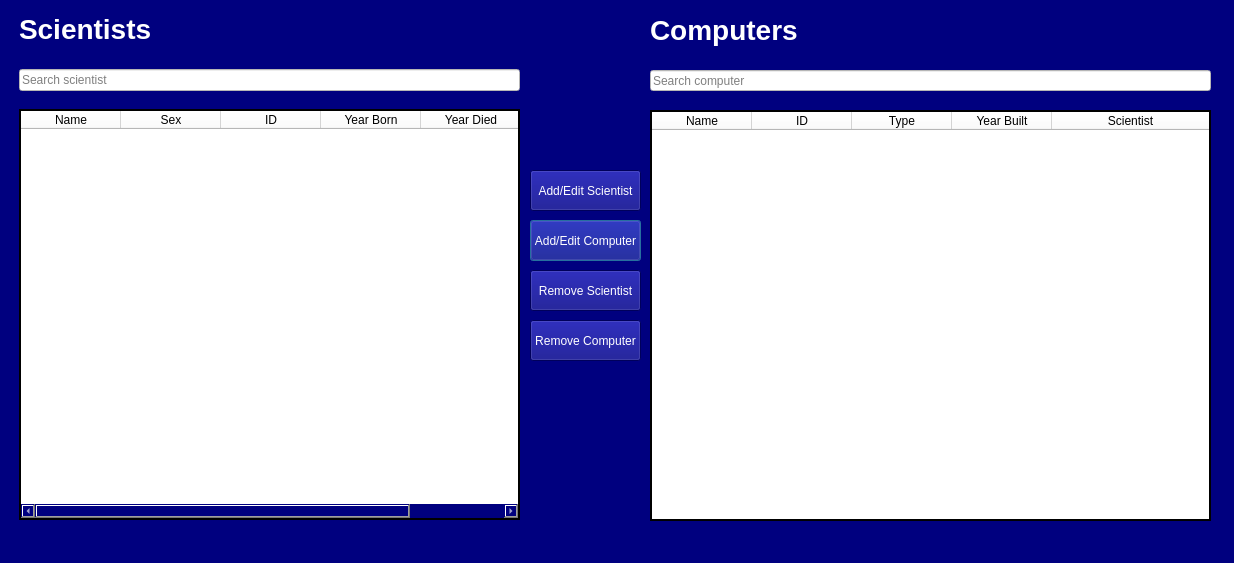
Verklegt/Lokaverkefni, file Verkefni_3/programwindow.ui: the form before one commit.
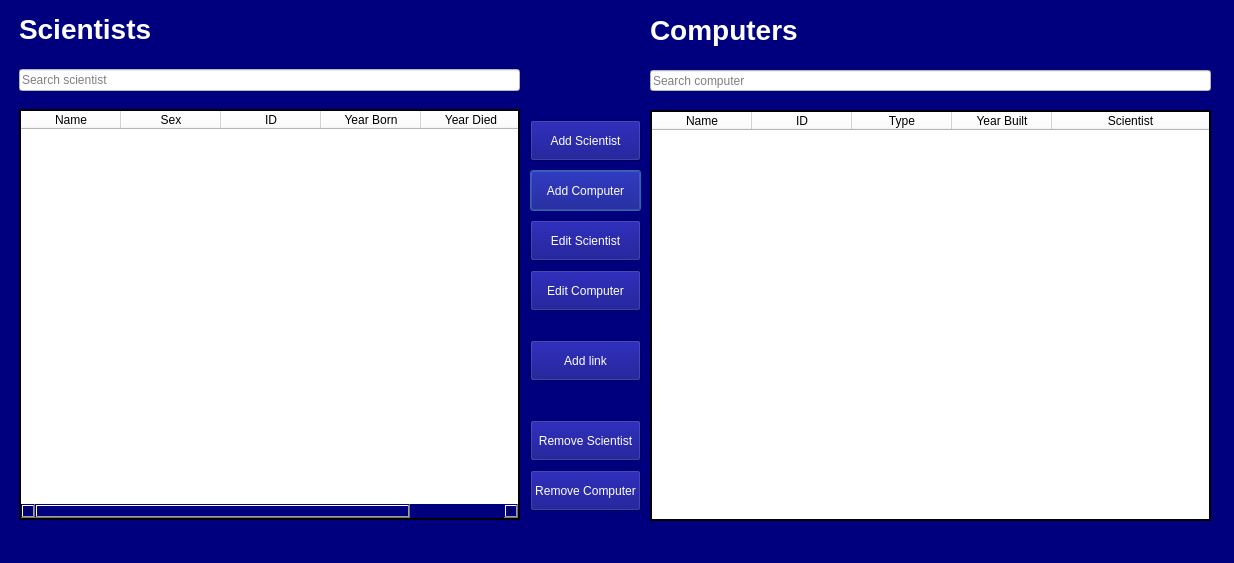
The form after the commit.

```diff
--- a/Verkefni_3/programwindow.ui
+++ b/Verkefni_3/programwindow.ui
@@ -15,7 +15,7 @@
   </property>
   <property name="styleSheet">
    <string notr="true">background-color: rgb(0, 0, 127);
-color: rgb(255, 255, 255);</string>
+alternate-background-color: rgb(0, 0, 0);</string>
   </property>
   <widget class="QLineEdit" name="input_filter_computer">
    <property name="geometry">
@@ -51,7 +51,6 @@
    </property>
    <property name="styleSheet">
     <string notr="true">background-color: rgb(255, 255, 255);
-alternate-background-color: rgb(0, 0, 0);
 color: rgb(0, 0, 0);</string>
    </property>
    <property name="frameShape">
@@ -72,6 +71,9 @@
    <property name="sortingEnabled">
     <bool>true</bool>
    </property>
+   <property name="wordWrap">
+    <bool>true</bool>
+   </property>
    <attribute name="horizontalHeaderCascadingSectionResizes">
     <bool>true</bool>
    </attribute>
@@ -211,16 +213,20 @@
    <property name="geometry">
     <rect>
      <x>530</x>
-     <y>220</y>
+     <y>170</y>
      <width>111</width>
      <height>41</height>
     </rect>
    </property>
    <property name="styleSheet">
-    <string notr="true"/>
+    <string notr="true">color: rgb(255, 255, 255);
+background-color: rgb(0, 0, 127);</string>
    </property>
    <property name="text">
-    <string>Add/Edit Computer</string>
+    <string>Add Computer</string>
+   </property>
+   <property name="shortcut">
+    <string>Ctrl+Shift+A</string>
    </property>
   </widget>
   <widget class="QLineEdit" name="input_filter_scientist">
@@ -251,7 +257,7 @@
     <rect>
      <x>650</x>
      <y>0</y>
-     <width>181</width>
+     <width>231</width>
      <height>61</height>
     </rect>
    </property>
@@ -268,16 +274,17 @@
    <property name="geometry">
     <rect>
      <x>530</x>
-     <y>170</y>
+     <y>120</y>
      <width>111</width>
      <height>41</height>
     </rect>
    </property>
    <property name="styleSheet">
-    <string notr="true">gridline-color: rgb(0, 255, 0);</string>
+    <string notr="true">color: rgb(255, 255, 255);
+background-color: rgb(0, 0, 127);</string>
    </property>
    <property name="text">
-    <string>Add/Edit Scientist</string>
+    <string>Add Scientist</string>
    </property>
    <property name="iconSize">
     <size>
@@ -294,7 +301,7 @@
     <rect>
      <x>19</x>
      <y>-1</y>
-     <width>191</width>
+     <width>221</width>
      <height>61</height>
     </rect>
    </property>
@@ -311,11 +318,15 @@
    <property name="geometry">
     <rect>
      <x>530</x>
-     <y>270</y>
+     <y>420</y>
      <width>111</width>
      <height>41</height>
     </rect>
    </property>
+   <property name="styleSheet">
+    <string notr="true">color: rgb(255, 255, 255);
+background-color: rgb(0, 0, 127);</string>
+   </property>
    <property name="text">
     <string>Remove Scientist</string>
    </property>
@@ -324,13 +335,71 @@
    <property name="geometry">
     <rect>
      <x>530</x>
-     <y>320</y>
+     <y>470</y>
      <width>111</width>
      <height>41</height>
     </rect>
    </property>
+   <property name="styleSheet">
+    <string notr="true">color: rgb(255, 255, 255);
+background-color: rgb(0, 0, 127);</string>
+   </property>
    <property name="text">
     <string>Remove Computer</string>
+   </property>
+   <property name="shortcut">
+    <string>Ctrl+Shift+D</string>
+   </property>
+  </widget>
+  <widget class="QPushButton" name="button_add_link">
+   <property name="geometry">
+    <rect>
+     <x>530</x>
+     <y>340</y>
+     <width>111</width>
+     <height>41</height>
+    </rect>
+   </property>
+   <property name="styleSheet">
+    <string notr="true">color: rgb(255, 255, 255);
+background-color: rgb(0, 0, 127);</string>
+   </property>
+   <property name="text">
+    <string>Add link</string>
+   </property>
+  </widget>
+  <widget class="QPushButton" name="edit_scientist_button">
+   <property name="geometry">
+    <rect>
+     <x>530</x>
+     <y>220</y>
+     <width>111</width>
+     <height>41</height>
+    </rect>
+   </property>
+   <property name="styleSheet">
+    <string notr="true">color: rgb(255, 255, 255);
+background-color: rgb(0, 0, 127);</string>
+   </property>
+   <property name="text">
+    <string>Edit Scientist</string>
+   </property>
+  </widget>
+  <widget class="QPushButton" name="edit_computer_button">
+   <property name="geometry">
+    <rect>
+     <x>530</x>
+     <y>270</y>
+     <width>111</width>
+     <height>41</height>
+    </rect>
+   </property>
+   <property name="styleSheet">
+    <string notr="true">color: rgb(255, 255, 255);
+background-color: rgb(0, 0, 127);</string>
+   </property>
+   <property name="text">
+    <string>Edit Computer</string>
    </property>
   </widget>
  </widget>
```
Left out of the diff: 11 changed lines with no effect on the pictures.
